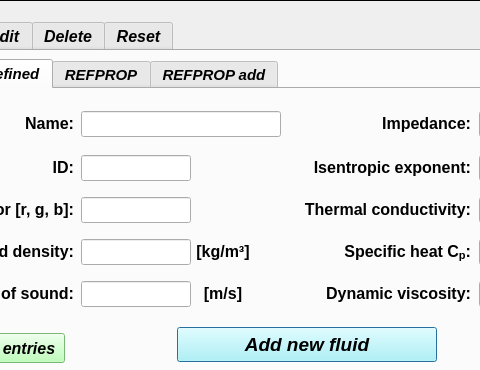
This is data/user_input/ui/Model/Setup/Acoustic/fluidlnput.ui in open-pulse/OpenPulse as Qt 5 draws it before an edit; both pictures show x 93 to 573 and y 0 to 370 of the 800 by 777 pixel window. The edited form follows.
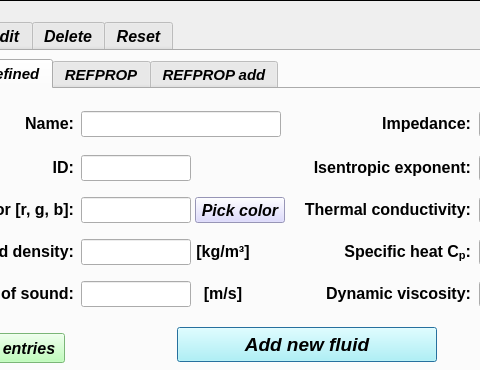
This is the edited form. Icons and pictures are not drawn.

Commit message: New pick colors to the fluids and materials

```diff
--- a/data/user_input/ui/Model/Setup/Acoustic/fluidlnput.ui
+++ b/data/user_input/ui/Model/Setup/Acoustic/fluidlnput.ui
@@ -1070,6 +1070,44 @@
          <string>&lt;html&gt;&lt;head/&gt;&lt;body&gt;&lt;p align=&quot;right&quot;&gt;&lt;span style=&quot; font-size:12pt; font-style:normal;&quot;&gt;Thermal conductivity:&lt;/span&gt;&lt;/p&gt;&lt;/body&gt;&lt;/html&gt;</string>
         </property>
        </widget>
+       <widget class="QPushButton" name="pushButton_pickColor_add_user_defined">
+        <property name="geometry">
+         <rect>
+          <x>258</x>
+          <y>108</y>
+          <width>90</width>
+          <height>26</height>
+         </rect>
+        </property>
+        <property name="minimumSize">
+         <size>
+          <width>90</width>
+          <height>26</height>
+         </size>
+        </property>
+        <property name="maximumSize">
+         <size>
+          <width>90</width>
+          <height>26</height>
+         </size>
+        </property>
+        <property name="font">
+         <font>
+          <family>Arial</family>
+          <pointsize>12</pointsize>
+          <weight>75</weight>
+          <italic>true</italic>
+          <bold>true</bold>
+         </font>
+        </property>
+        <property name="styleSheet">
+         <string notr="true">background-color: rgb(212, 208, 255);
+font: 75 italic bold 12pt &quot;Arial&quot;;</string>
+        </property>
+        <property name="text">
+         <string>Pick color</string>
+        </property>
+       </widget>
       </widget>
       <widget class="QWidget" name="tab_refprop_button">
        <attribute name="title">
```
Left out of the diff: 76 changed lines with no effect on the pictures. The commit also changes 6 other files.
